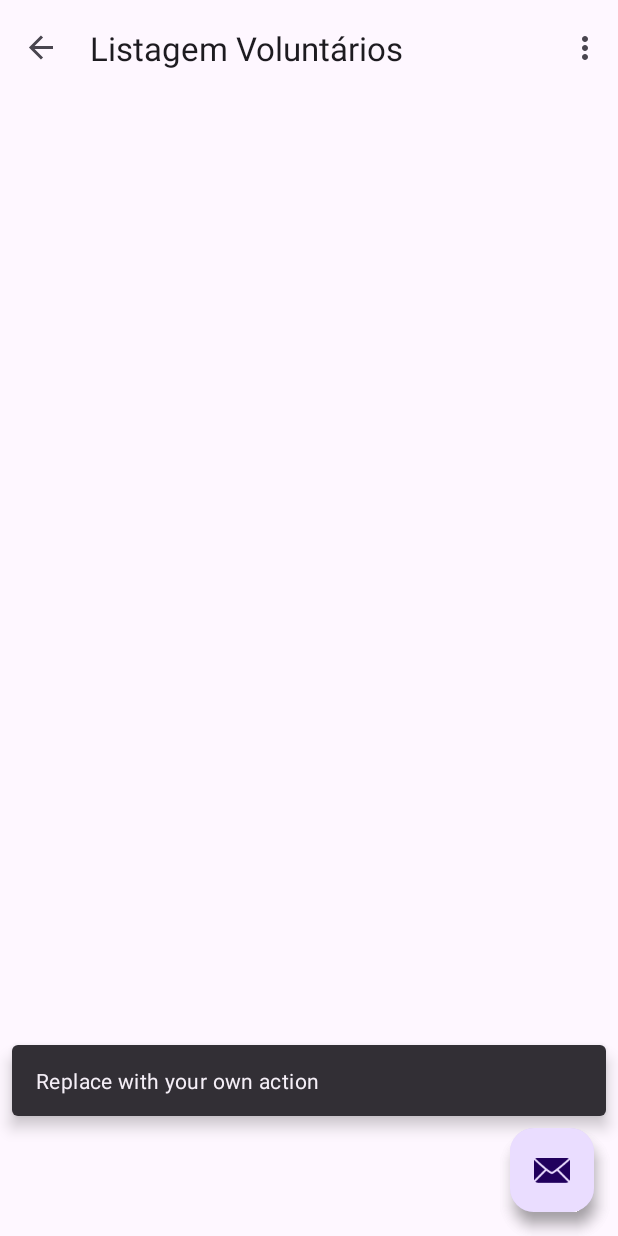
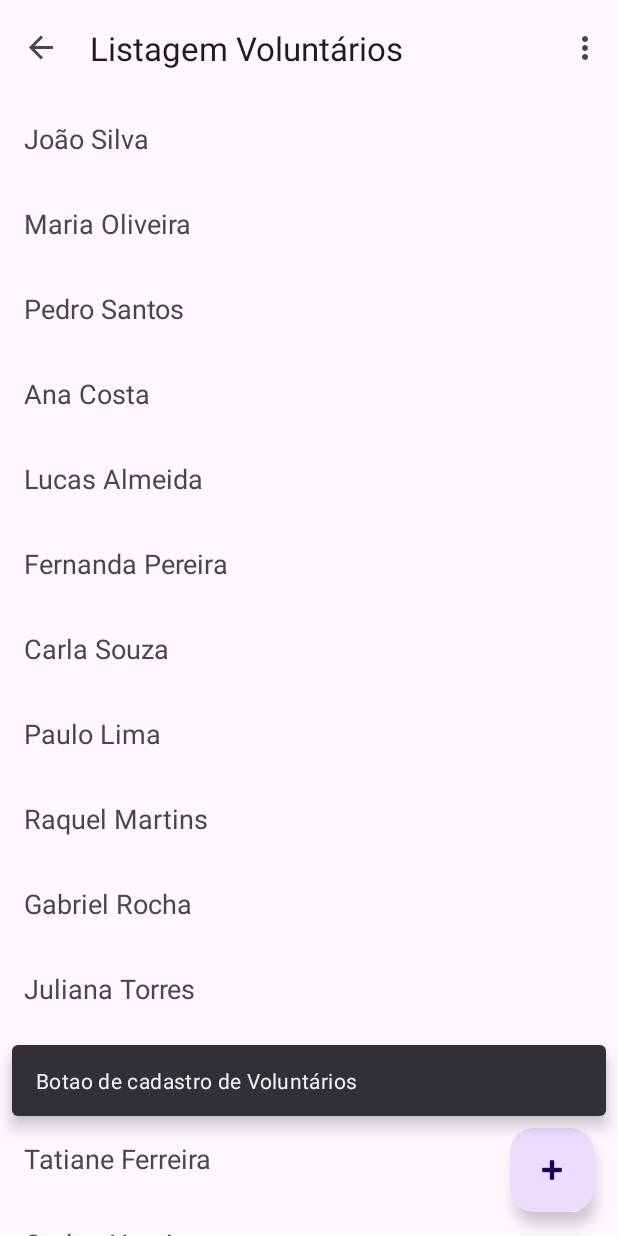
Before and after one commit to william-michelli/trabalhoextensionista, an Android app: the ListagemVoluntariosFragment screen opened through its navigation route, after a tap on an icon or button, on a phone screen of 412 x 824 dp. Run offline under Robolectric (Android 15) with nearby library versions, the phone set to English and light mode, and no system bars; our stand-ins replace navigation-ui.

Commit message:
Listagem simples

```diff
--- a/app/src/main/java/com/aula/trabalhoextensionista/MainActivity.java
+++ b/app/src/main/java/com/aula/trabalhoextensionista/MainActivity.java
@@ -35,15 +35,6 @@ public class MainActivity extends AppCompatActivity {
         NavController navController = Navigation.findNavController(this, R.id.nav_host_fragment_content_main);
         appBarConfiguration = new AppBarConfiguration.Builder(navController.getGraph()).build();
         NavigationUI.setupActionBarWithNavController(this, navController, appBarConfiguration);
-
-        binding.fab.setOnClickListener(new View.OnClickListener() {
-            @Override
-            public void onClick(View view) {
-                Snackbar.make(view, "Replace with your own action", Snackbar.LENGTH_LONG)
-                        .setAnchorView(R.id.fab)
-                        .setAction("Action", null).show();
-            }
-        });
     }
 
     @Override
--- a/app/src/main/java/com/aula/trabalhoextensionista/voluntario/ListagemVoluntariosFragment.java
+++ b/app/src/main/java/com/aula/trabalhoextensionista/voluntario/ListagemVoluntariosFragment.java
@@ -1,20 +1,27 @@
 package com.aula.trabalhoextensionista.voluntario;
 
 import android.os.Bundle;
+import android.util.Log;
 import android.view.LayoutInflater;
 import android.view.View;
 import android.view.ViewGroup;
 
 import androidx.annotation.NonNull;
 import androidx.fragment.app.Fragment;
+import androidx.recyclerview.widget.LinearLayoutManager;
+import androidx.recyclerview.widget.RecyclerView;
 
 import com.aula.trabalhoextensionista.R;
-import com.aula.trabalhoextensionista.databinding.FragmentListagemOngsBinding;
+import com.aula.trabalhoextensionista.databinding.FragmentListagemVoluntariosBinding;
+import com.aula.trabalhoextensionista.ong.OngAdapter;
 import com.google.android.material.snackbar.Snackbar;
+
+import java.util.Arrays;
+import java.util.List;
 
 public class ListagemVoluntariosFragment extends Fragment {
 
-    private FragmentListagemOngsBinding binding;
+    private FragmentListagemVoluntariosBinding binding;
 
     @Override
     public View onCreateView(
@@ -22,7 +29,7 @@ public class ListagemVoluntariosFragment extends Fragment {
             Bundle savedInstanceState
     ) {
 
-        binding = FragmentListagemOngsBinding.inflate(inflater, container, false);
+        binding = FragmentListagemVoluntariosBinding.inflate(inflater, container, false);
 
         binding.fab.setOnClickListener(new View.OnClickListener() {
             @Override
@@ -38,6 +45,47 @@ public class ListagemVoluntariosFragment extends Fragment {
 
     public void onViewCreated(@NonNull View view, Bundle savedInstanceState) {
         super.onViewCreated(view, savedInstanceState);
+
+        //region CRIA A LISTAGEM
+
+        //Pega a recycler view
+        RecyclerView recyclerView = view.findViewById(R.id.recyclerViewListagemVoluntarios);
+
+        if (recyclerView == null) {
+            Log.e("ListagemVoluntariosFragment", "RecyclerView não encontrado!");
+        }
+
+        recyclerView.setLayoutManager(new LinearLayoutManager(getContext()));
+
+        List<String> myList = Arrays.asList(
+                "João Silva",
+                "Maria Oliveira",
+                "Pedro Santos",
+                "Ana Costa",
+                "Lucas Almeida",
+                "Fernanda Pereira",
+                "Carla Souza",
+                "Paulo Lima",
+                "Raquel Martins",
+                "Gabriel Rocha",
+                "Juliana Torres",
+                "Eduardo Almeida",
+                "Tatiane Ferreira",
+                "Carlos Henrique",
+                "Camila Alves",
+                "Ricardo Lima",
+                "Bruna Ribeiro",
+                "Marcelo Silva",
+                "Isabela Gomes",
+                "Thiago Oliveira"
+        );
+        //Cria o adapter, passando a lista
+        VoluntarioAdapter adapter = new VoluntarioAdapter(myList);
+
+        //Seta o adapter no RecyclerView
+        recyclerView.setAdapter(adapter);
+
+        //endregion
     }
 
     @Override
--- /dev/null
+++ b/app/src/main/java/com/aula/trabalhoextensionista/voluntario/VoluntarioAdapter.java
@@ -0,0 +1,49 @@
+package com.aula.trabalhoextensionista.voluntario;
+
+import android.view.LayoutInflater;
+import android.view.View;
+import android.view.ViewGroup;
+import android.widget.TextView;
+
+import androidx.annotation.NonNull;
+import androidx.recyclerview.widget.RecyclerView;
+
+import com.aula.trabalhoextensionista.R;
+
+import java.util.List;
+
+public class VoluntarioAdapter extends RecyclerView.Adapter<VoluntarioAdapter.ViewHolder> {
+
+    private final List<String> items;
+
+    public VoluntarioAdapter(List<String> items) {
+        this.items = items;
+    }
+
+    public static class ViewHolder extends RecyclerView.ViewHolder {
+        public TextView textView;
+
+        public ViewHolder(View view) {
+            super(view);
+            textView = view.findViewById(R.id.voluntarioItem);
+        }
+    }
+
+    @NonNull
+    @Override
+    public VoluntarioAdapter.ViewHolder onCreateViewHolder(@NonNull ViewGroup parent, int viewType) {
+        View view = LayoutInflater.from(parent.getContext())
+                .inflate(R.layout.voluntario_item, parent, false);
+        return new ViewHolder(view);
+    }
+
+    @Override
+    public void onBindViewHolder(@NonNull VoluntarioAdapter.ViewHolder holder, int position) {
+        holder.textView.setText(items.get(position));
+    }
+
+    @Override
+    public int getItemCount() {
+        return items.size();
+    }
+}
--- a/app/src/main/res/layout/activity_main.xml
+++ b/app/src/main/res/layout/activity_main.xml
@@ -21,13 +21,4 @@
 
     <include layout="@layout/content_main" />
 
-    <com.google.android.material.floatingactionbutton.FloatingActionButton
-        android:id="@+id/fab"
-        android:layout_width="wrap_content"
-        android:layout_height="wrap_content"
-        android:layout_gravity="bottom|end"
-        android:layout_marginEnd="@dimen/fab_margin"
-        android:layout_marginBottom="16dp"
-        app:srcCompat="@android:drawable/ic_dialog_email" />
-
 </androidx.coordinatorlayout.widget.CoordinatorLayout>
--- a/app/src/main/res/layout/fragment_listagem_ongs.xml
+++ b/app/src/main/res/layout/fragment_listagem_ongs.xml
@@ -7,25 +7,15 @@
     android:layout_height="match_parent"
     tools:context=".ong.ListagemOngsFragment">
 
-    <!-- Scrollable content -->
-    <androidx.core.widget.NestedScrollView
-        android:id="@+id/scrollView"
+    <!-- Listagem -->
+    <androidx.recyclerview.widget.RecyclerView
+        android:id="@+id/recyclerViewListagemOngs"
         android:layout_width="0dp"
         android:layout_height="0dp"
         app:layout_constraintTop_toTopOf="parent"
         app:layout_constraintBottom_toBottomOf="parent"
         app:layout_constraintStart_toStartOf="parent"
-        app:layout_constraintEnd_toEndOf="parent">
-
-        <LinearLayout
-            android:layout_width="match_parent"
-            android:layout_height="wrap_content"
-            android:orientation="vertical">
-
-            <!-- Your scrollable views go here -->
-
-        </LinearLayout>
-    </androidx.core.widget.NestedScrollView>
+        app:layout_constraintEnd_toEndOf="parent"/>
 
     <!-- Botao de cadastro -->
     <com.google.android.material.floatingactionbutton.FloatingActionButton
--- a/app/src/main/res/layout/fragment_listagem_voluntarios.xml
+++ b/app/src/main/res/layout/fragment_listagem_voluntarios.xml
@@ -1,5 +1,5 @@
 <?xml version="1.0" encoding="utf-8"?>
-<androidx.core.widget.NestedScrollView
+<androidx.constraintlayout.widget.ConstraintLayout
     xmlns:android="http://schemas.android.com/apk/res/android"
     xmlns:app="http://schemas.android.com/apk/res-auto"
     xmlns:tools="http://schemas.android.com/tools"
@@ -7,25 +7,15 @@
     android:layout_height="match_parent"
     tools:context=".voluntario.ListagemVoluntariosFragment">
 
-    <!-- Scrollable content -->
-    <androidx.core.widget.NestedScrollView
-        android:id="@+id/scrollView"
+    <!-- Listagem -->
+    <androidx.recyclerview.widget.RecyclerView
+        android:id="@+id/recyclerViewListagemVoluntarios"
         android:layout_width="0dp"
         android:layout_height="0dp"
         app:layout_constraintTop_toTopOf="parent"
         app:layout_constraintBottom_toBottomOf="parent"
         app:layout_constraintStart_toStartOf="parent"
-        app:layout_constraintEnd_toEndOf="parent">
-
-        <LinearLayout
-            android:layout_width="match_parent"
-            android:layout_height="wrap_content"
-            android:orientation="vertical">
-
-            <!-- Your scrollable views go here -->
-
-        </LinearLayout>
-    </androidx.core.widget.NestedScrollView>
+        app:layout_constraintEnd_toEndOf="parent"/>
 
     <!-- Botao de cadastro -->
     <com.google.android.material.floatingactionbutton.FloatingActionButton
@@ -36,4 +26,5 @@
         app:layout_constraintBottom_toBottomOf="parent"
         app:layout_constraintEnd_toEndOf="parent"
         app:srcCompat="@android:drawable/ic_input_add" />
-</androidx.core.widget.NestedScrollView>
+
+</androidx.constraintlayout.widget.ConstraintLayout>
--- /dev/null
+++ b/app/src/main/res/layout/voluntario_item.xml
@@ -0,0 +1,7 @@
+<?xml version="1.0" encoding="utf-8"?>
+<TextView xmlns:android="http://schemas.android.com/apk/res/android"
+android:id="@+id/voluntarioItem"
+android:layout_width="match_parent"
+android:layout_height="wrap_content"
+android:padding="16dp"
+android:textSize="18sp" />
```
Also changed, not shown: app/src/main/java/com/aula/trabalhoextensionista/ong/ListagemOngsFragment.java (+41 -0 lines), app/src/main/res/layout/ong_item.xml (added, +7 -0 lines).
